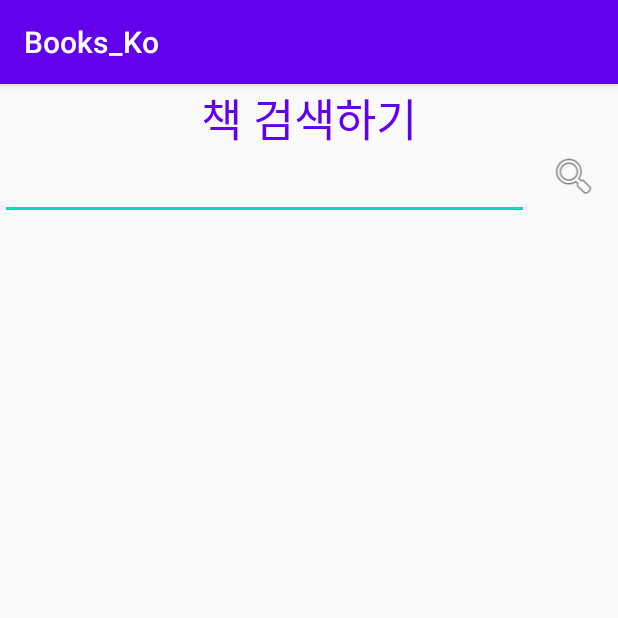
After one commit to superphs333/Books_Ko, an Android app: the Activity_Book_Search screen opened directly, with no data from a screen before it, on a phone screen of 412 x 824 dp, the top half of it. The commit adds this screen. Run offline under Robolectric (Android 15) with nearby library versions, the phone set to English and light mode, and no system bars; our stand-ins replace Volley.

Commit message:
액티비티 생성(Activity_Book_Search), 도서 가져오기

```diff
--- a/app/src/main/AndroidManifest.xml
+++ b/app/src/main/AndroidManifest.xml
@@ -39,6 +39,9 @@
         android:roundIcon="@mipmap/ic_launcher_round"
         android:supportsRtl="true"
         android:theme="@style/AppTheme">
+        <activity
+            android:name=".Activity_Book_Search"
+            android:exported="false" />
         <activity
             android:name=".Activity_Setting"
             android:exported="false" />
--- /dev/null
+++ b/app/src/main/java/com/example/books_ko/Activity_Book_Search.kt
@@ -0,0 +1,74 @@
+package com.example.books_ko
+
+
+import android.os.Bundle
+import android.util.Log
+import android.view.View
+import androidx.appcompat.app.AppCompatActivity
+import com.android.volley.AuthFailureError
+import com.android.volley.Response
+import com.android.volley.toolbox.StringRequest
+import com.android.volley.toolbox.Volley
+import com.example.books_ko.Function.AboutMember
+import com.example.books_ko.databinding.ActivityBookSearchBinding
+
+class Activity_Book_Search : AppCompatActivity() {
+
+    private lateinit var binding: ActivityBookSearchBinding
+
+    // 도서
+    //var arrayList: ArrayList<Data_Search_Book> = null
+
+    override fun onCreate(savedInstanceState: Bundle?) {
+        super.onCreate(savedInstanceState)
+        binding = ActivityBookSearchBinding.inflate(layoutInflater)
+        setContentView(binding.root)
+    }
+
+    open fun search_book(view: View?){
+        // arrayList초기화
+       // arrayList.clear()
+
+        val url =
+            "https://dapi.kakao.com" + "/v3/search/book?query=" + binding.editSearch.text.toString()
+        val request: StringRequest = object : StringRequest(
+            Method.GET,
+            url,
+            Response.Listener<String> { response ->
+
+                // 정상 응답
+                Log.i("정보태그", "(search_book)response=>$response")
+
+//                // 결과값 파싱
+//                val jsonParser = JsonParser()
+//                val jsonElement: JsonElement = jsonParser.parse(response)
+//
+//                // 결과값
+//                val result: String = jsonElement.getAsJsonObject().get("result").getAsString()
+//                Log.i("정보태그","result=>"+result);
+
+
+
+            }, // end onResponse
+            Response.ErrorListener { error ->
+                // 에러 발생
+                val networkResponse = error.networkResponse
+                if (networkResponse != null && networkResponse.data != null) {
+                    val jsonError = String(networkResponse.data)
+                    Log.d("정보태그", "onErrorResponse: $jsonError")
+                }
+            }
+        )
+        {
+            @Throws(AuthFailureError::class)
+            override fun getHeaders(): MutableMap<String, String> {
+                val headers = HashMap<String, String>()
+                headers["Authorization"] = getString(R.string.Authorization)
+                return headers
+            }
+        }
+        request.setShouldCache(false)
+        AboutMember.appHelper.requestQueue = Volley.newRequestQueue(applicationContext)
+        AboutMember.appHelper.requestQueue!!.add(request)
+    }
+}
--- a/app/src/main/java/com/example/books_ko/Fragment_Books.kt
+++ b/app/src/main/java/com/example/books_ko/Fragment_Books.kt
@@ -88,8 +88,8 @@ class Fragment_Books : Fragment(), View.OnClickListener {
 //                            startActivity(intent2)
                         } else { // 도서찾기
                             Log.i("정보태그","선택->도서검색")
-//                            val intent = Intent(context, Activity_Book_Search::class.java)
-//                            startActivity(intent)
+                            val intent = Intent(context, Activity_Book_Search::class.java)
+                            startActivity(intent)
                         }
                     }
                 val dialog = builder.create()
--- /dev/null
+++ b/app/src/main/res/layout/activity_book_search.xml
@@ -0,0 +1,52 @@
+<?xml version="1.0" encoding="utf-8"?>
+<LinearLayout
+    android:orientation="vertical"
+    xmlns:android="http://schemas.android.com/apk/res/android"
+    xmlns:app="http://schemas.android.com/apk/res-auto"
+    xmlns:tools="http://schemas.android.com/tools"
+    android:layout_width="match_parent"
+    android:layout_height="match_parent"
+    tools:context=".Activity_Book_Search">
+
+    <!-- 앱제목-->
+    <TextView
+        android:id="@+id/txt_title"
+        android:layout_width="wrap_content"
+        android:layout_height="wrap_content"
+        style="@style/TITLE_STYLE"
+        android:text="책 검색하기"
+        />
+
+    <!--  필요한 정보 검색/카테고리  -->
+    <LinearLayout
+        android:layout_width="match_parent"
+        android:layout_height="wrap_content"
+        android:layout_weight="1"
+        android:orientation="horizontal">
+
+        <EditText
+            android:id="@+id/edit_search"
+            android:layout_width="0dp"
+            android:layout_height="wrap_content"
+            android:layout_weight="6"
+            android:ems="10"
+            android:inputType="textPersonName" />
+
+        <ImageView
+            android:id="@+id/img_search"
+            android:layout_width="0dp"
+            android:layout_height="wrap_content"
+            android:layout_weight="1"
+            android:onClick="search_book"
+            android:src="@android:drawable/ic_menu_search" />
+    </LinearLayout>
+
+    <androidx.recyclerview.widget.RecyclerView
+        android:id="@+id/rv_books"
+        android:layout_width="match_parent"
+        android:layout_height="wrap_content"
+        android:layout_weight="9" >
+    </androidx.recyclerview.widget.RecyclerView>
+
+
+</LinearLayout>
--- a/app/src/main/res/values/strings.xml
+++ b/app/src/main/res/values/strings.xml
@@ -27,4 +27,11 @@
     <!--  platform type  -->
     <string name="normal">normal</string>
     <string name="google">google</string>
+
+    <!--
+    카카오 관련 키
+    -->
+    <!-- REST API -->
+    <string name="kakao_restapi">6c7ae160cacb9ea503f1cac5d85be19a</string>
+    <string name="Authorization">KakaoAK 6c7ae160cacb9ea503f1cac5d85be19a</string>
 </resources>
```
